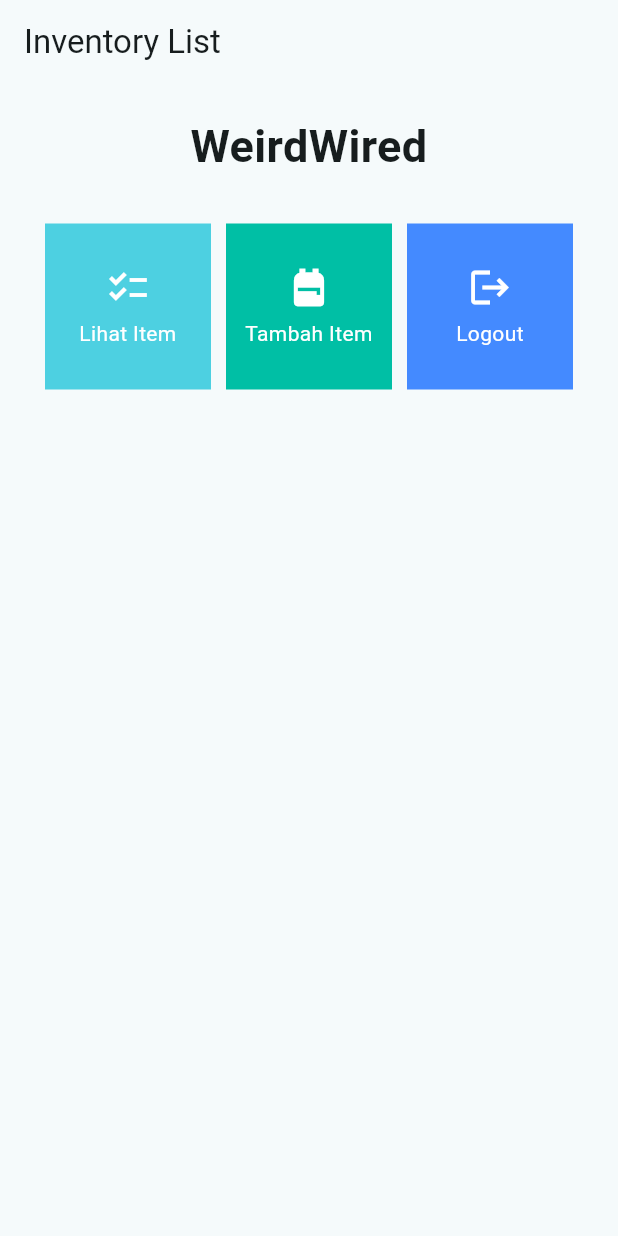
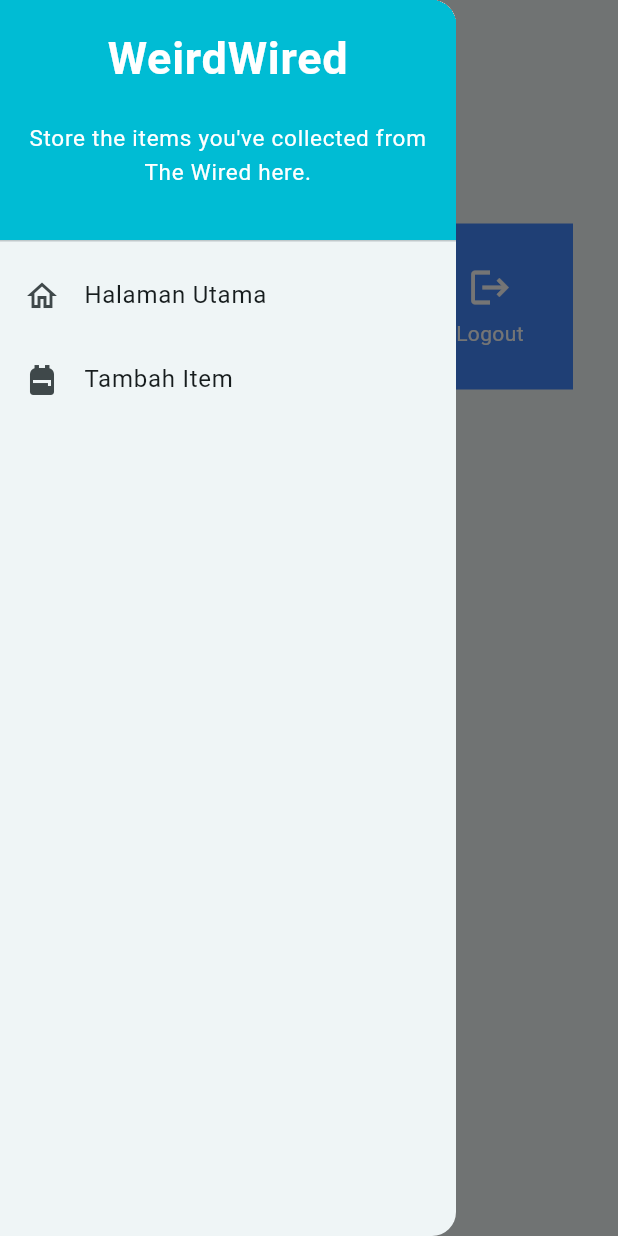
Before and after one commit to evelynphs/weird-wired-mobile, a Flutter app: the screen it shows after launch, with the side drawer open (before the commit the screen has no drawer), on a phone screen of 412 x 824 dp. Run offline on Flutter 3.47's test engine with Material 2 defaults, Android fonts, the phone set to English and light mode, and no system bars.

Commit message:
tugas 8 without refactoring

```diff
--- a/lib/menu.dart
+++ b/lib/menu.dart
@@ -1,4 +1,6 @@
 import 'package:flutter/material.dart';
+import 'package:weird_wired/widgets/left_drawer.dart';
+import 'package:weird_wired/inventory_form.dart';
 
 class MyHomePage extends StatelessWidget {
   MyHomePage({Key? key}) : super(key: key);
@@ -17,6 +19,8 @@
           'Inventory List',
         ),
       ),
+      // Masukkan drawer
+      drawer: const LeftDrawer(),
       body: SingleChildScrollView(
         // Widget wrapper yang dapat discroll
         child: Padding(
@@ -83,6 +87,10 @@
             ..hideCurrentSnackBar()
             ..showSnackBar(SnackBar(
                 content: Text("Kamu telah menekan tombol ${item.name}!")));
+
+          if (item.name == "Tambah Item") {
+            Navigator.push(context, MaterialPageRoute(builder: (context) => const InventoryFormPage()));
+          }
         },
         child: Container(
           // Container untuk menyimpan Icon dan Text
--- /dev/null
+++ b/lib/widgets/left_drawer.dart
@@ -0,0 +1,68 @@
+import 'package:flutter/material.dart';
+import 'package:weird_wired/menu.dart';
+import 'package:weird_wired/inventory_form.dart';
+
+class LeftDrawer extends StatelessWidget {
+  const LeftDrawer({super.key});
+
+  @override
+  Widget build(BuildContext context) {
+    return Drawer(
+      child: ListView(
+        children: [
+          const DrawerHeader(
+            decoration: BoxDecoration(
+              color: Colors.cyan,
+            ),
+            child: Column(
+              children: [
+                Text(
+                  'WeirdWired',
+                  textAlign: TextAlign.center,
+                  style: TextStyle(
+                    fontSize: 30,
+                    fontWeight: FontWeight.bold,
+                    color: Colors.white,
+                  ),
+                ),
+                Padding(padding: EdgeInsets.all(10)),
+                Text("Store the items you've collected from The Wired here.",
+                      textAlign: TextAlign.center,
+                      style: TextStyle(
+                        fontSize: 15,
+                        color: Colors.white,
+                        fontWeight: FontWeight.normal,
+                      ),
+                    ),
+              ],
+            ),
+          ),
+          ListTile(
+            leading: const Icon(Icons.home_outlined),
+            title: const Text('Halaman Utama'),
+            // Bagian redirection ke MyHomePage
+            onTap: () {
+              Navigator.pushReplacement(
+                  context,
+                  MaterialPageRoute(
+                    builder: (context) => MyHomePage(),
+                  ));
+            },
+          ),
+          ListTile(
+            leading: const Icon(Icons.backpack),
+            title: const Text('Tambah Item'),
+            // Bagian redirection ke InventoryFormPage
+            onTap: () {
+              Navigator.pushReplacement(
+                  context,
+                  MaterialPageRoute(
+                    builder: (context) => InventoryFormPage(),
+                  ));
+            },
+          ),
+        ],
+      ),
+    );
+  }
+}
```
Also changed, not shown: lib/inventory_form.dart (added, +164 -0 lines).
